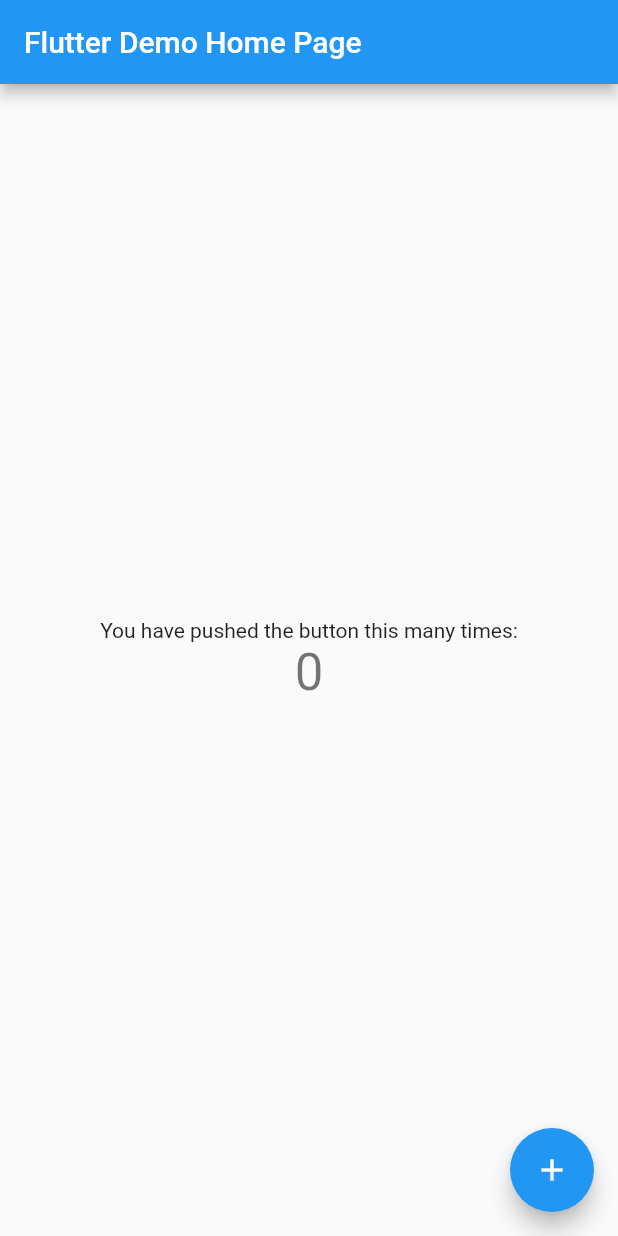
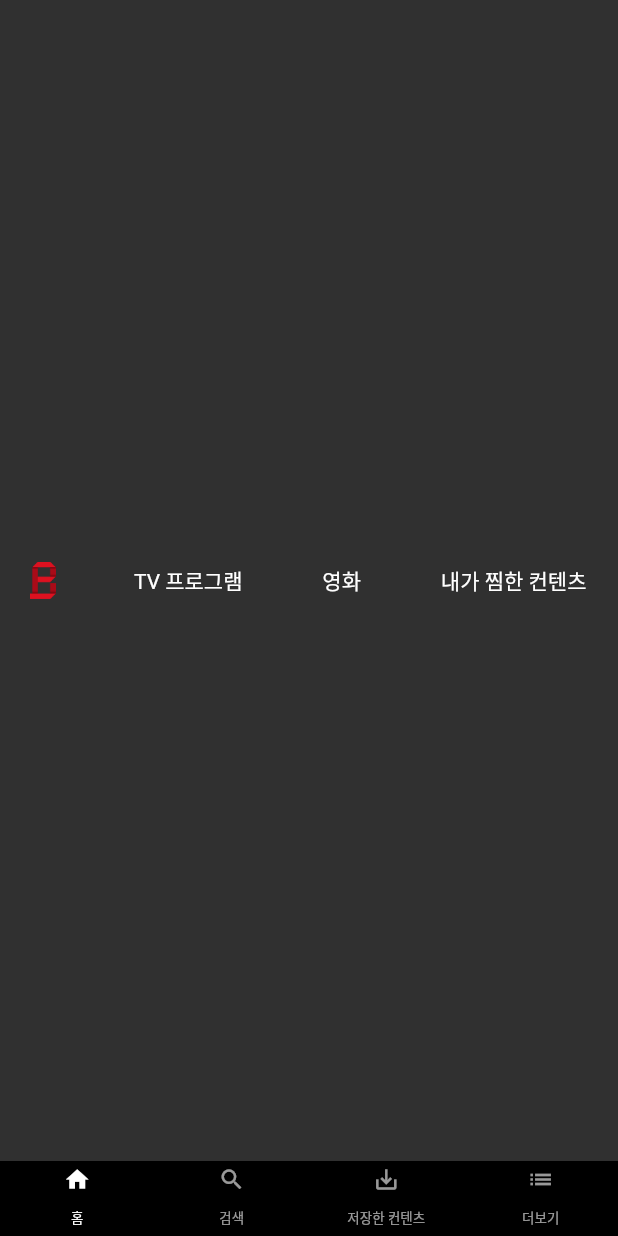
Before and after one commit to ask0908/Flutter-Practice, a Flutter app: the screen it shows after launch, on a phone screen of 412 x 824 dp. Run offline on Flutter 3.47's test engine with Material 2 defaults, Android fonts, the phone set to English and light mode, and no system bars.

Commit message:
하단 탭 추가 및 이미지 추가, 홈 화면 내 탭 추가
- 이미지 추가 시 pubspec.yaml 파일의 들여쓰기를 신경써야 함. 너무 싫다

```diff
--- a/lib/main.dart
+++ b/lib/main.dart
@@ -1,115 +1,46 @@
 import 'package:flutter/material.dart';
+import 'package:flutterapptest/screen/home_screen.dart';
+import 'package:flutterapptest/widget/bottom_bar.dart';
 
+/*
+ * model : DB 모델 관련 파일들이 들어 있는 패키지
+ * screen : 각 화면별 파일들을 모은 패키지
+ * widget : 여러 번 반복되거나 자주 쓰이는 widget들을 모은 패키지
+ */
 void main() {
-  runApp(const MyApp());
+  runApp(MyApp());
 }
 
-class MyApp extends StatelessWidget {
-  const MyApp({Key? key}) : super(key: key);
+class MyApp extends StatefulWidget {
+  @override
+  MyAppState createState() => MyAppState();
+}
 
-  // This widget is the root of your application.
+class MyAppState extends State<MyApp> {
+  // TabController controller;
   @override
   Widget build(BuildContext context) {
     return MaterialApp(
-      title: 'Flutter Demo',
+      title: 'Test',
       theme: ThemeData(
-        // This is the theme of your application.
-        //
-        // Try running your application with "flutter run". You'll see the
-        // application has a blue toolbar. Then, without quitting the app, try
-        // changing the primarySwatch below to Colors.green and then invoke
-        // "hot reload" (press "r" in the console where you ran "flutter run",
-        // or simply save your changes to "hot reload" in a Flutter IDE).
-        // Notice that the counter didn't reset back to zero; the application
-        // is not restarted.
-        primarySwatch: Colors.blue,
+          brightness: Brightness.dark,
+          primaryColor: Colors.black,
+          accentColor: Colors.white),
+      home: DefaultTabController(
+        length: 4, // 밑에 몇 개의 탭을 만들 것인가?
+        child: Scaffold(
+          body: TabBarView(
+            physics: const NeverScrollableScrollPhysics(), // 사용자가 스와이프로 탭 스크롤하는 걸 막음
+            children: [
+              HomeScreen(),
+              Container(child: Center(child: Text('search'))),
+              Container(child: Center(child: Text('save'))),
+              Container(child: Center(child: Text('more')))
+            ],
+          ),
+          bottomNavigationBar: Bottom(),
+        ),
       ),
-      home: const MyHomePage(title: 'Flutter Demo Home Page'),
     );
   }
 }
-
-class MyHomePage extends StatefulWidget {
-  const MyHomePage({Key? key, required this.title}) : super(key: key);
-
-  // This widget is the home page of your application. It is stateful, meaning
-  // that it has a State object (defined below) that contains fields that affect
-  // how it looks.
-
-  // This class is the configuration for the state. It holds the values (in this
-  // case the title) provided by the parent (in this case the App widget) and
-  // used by the build method of the State. Fields in a Widget subclass are
-  // always marked "final".
-
-  final String title;
-
-  @override
-  State<MyHomePage> createState() => _MyHomePageState();
-}
-
-class _MyHomePageState extends State<MyHomePage> {
-  int _counter = 0;
-
-  void _incrementCounter() {
-    setState(() {
-      // This call to setState tells the Flutter framework that something has
-      // changed in this State, which causes it to rerun the build method below
-      // so that the display can reflect the updated values. If we changed
-      // _counter without calling setState(), then the build method would not be
-      // called again, and so nothing would appear to happen.
-      _counter++;
-    });
-  }
-
-  @override
-  Widget build(BuildContext context) {
-    // This method is rerun every time setState is called, for instance as done
-    // by the _incrementCounter method above.
-    //
-    // The Flutter framework has been optimized to make rerunning build methods
-    // fast, so that you can just rebuild anything that needs updating rather
-    // than having to individually change instances of widgets.
-    return Scaffold(
-      appBar: AppBar(
-        // Here we take the value from the MyHomePage object that was created by
-        // the App.build method, and use it to set our appbar title.
-        title: Text(widget.title),
-      ),
-      body: Center(
-        // Center is a layout widget. It takes a single child and positions it
-        // in the middle of the parent.
-        child: Column(
-          // Column is also a layout widget. It takes a list of children and
-          // arranges them vertically. By default, it sizes itself to fit its
-          // children horizontally, and tries to be as tall as its parent.
-          //
-          // Invoke "debug painting" (press "p" in the console, choose the
-          // "Toggle Debug Paint" action from the Flutter Inspector in Android
-          // Studio, or the "Toggle Debug Paint" command in Visual Studio Code)
-          // to see the wireframe for each widget.
-          //
-          // Column has various properties to control how it sizes itself and
-          // how it positions its children. Here we use mainAxisAlignment to
-          // center the children vertically; the main axis here is the vertical
-          // axis because Columns are vertical (the cross axis would be
-          // horizontal).
-          mainAxisAlignment: MainAxisAlignment.center,
-          children: <Widget>[
-            const Text(
-              'You have pushed the button this many times:',
-            ),
-            Text(
-              '$_counter',
-              style: Theme.of(context).textTheme.headline4,
-            ),
-          ],
-        ),
-      ),
-      floatingActionButton: FloatingActionButton(
-        onPressed: _incrementCounter,
-        tooltip: 'Increment',
-        child: const Icon(Icons.add),
-      ), // This trailing comma makes auto-formatting nicer for build methods.
-    );
-  }
-}
--- /dev/null
+++ b/lib/screen/home_screen.dart
@@ -0,0 +1,65 @@
+import 'package:flutter/material.dart';
+
+// 서버에서 영화 데이터를 가져오기 때문에 StatefulWidget으로 만듦
+class HomeScreen extends StatefulWidget {
+  HomeScreenState createState() => HomeScreenState();
+}
+
+class HomeScreenState extends State<HomeScreen> {
+  @override
+  void initState() {
+    super.initState();
+  }
+
+  @override
+  Widget build(BuildContext context) {
+    return TopBar();
+  }
+}
+
+// 상단 바. 홈에서만 쓰이기 때문에 이 파일 안에서 만듦
+class TopBar extends StatelessWidget {
+  @override
+  Widget build(BuildContext context) {
+    return Container(
+      padding: EdgeInsets.fromLTRB(20, 7, 20, 7),
+      child: Row(
+        mainAxisAlignment: MainAxisAlignment.spaceBetween,  // 아래의 Container 내부 글자의 간격 수정
+        children: <Widget>[
+          Image.asset(
+            'images/bbongflix_logo.png',
+            fit: BoxFit.contain,
+            height: 25,
+          ),
+          Container(
+            padding: const EdgeInsets.only(right: 1),
+            child: const Text(
+              'TV 프로그램',
+              style: TextStyle(
+                fontSize: 14
+              ),
+            ),
+          ),
+          Container(
+            padding: const EdgeInsets.only(right: 1),
+            child: const Text(
+              '영화',
+              style: TextStyle(
+                  fontSize: 14
+              ),
+            ),
+          ),
+          Container(
+            padding: const EdgeInsets.only(right: 1),
+            child: const Text(
+              '내가 찜한 컨텐츠',
+              style: TextStyle(
+                  fontSize: 14
+              ),
+            ),
+          ),
+        ],
+      ),
+    );
+  }
+}
--- /dev/null
+++ b/lib/widget/bottom_bar.dart
@@ -0,0 +1,69 @@
+import 'package:flutter/material.dart';
+
+// BottomBar는 상태 관리가 필요없기 때문에 StatelessWidget으로 만듦
+class Bottom extends StatelessWidget {
+  @override
+  Widget build(BuildContext context) {
+    return Container(
+      color: Colors.black,
+      child: Container(
+          height: 50,
+          child: const TabBar(
+            labelColor: Colors.white,
+            unselectedLabelColor: Colors.white60,
+            indicatorColor: Colors.transparent,
+            tabs: <Widget>[
+              Tab(
+                icon: Icon(
+                  Icons.home,
+                  size: 18,
+                ),
+                child: Text(
+                  '홈',
+                  style: TextStyle(
+                      fontSize: 9
+                  ),
+                ),
+              ),
+              Tab(
+                icon: Icon(
+                  Icons.search,
+                  size: 18,
+                ),
+                child: Text(
+                  '검색',
+                  style: TextStyle(
+                      fontSize: 9
+                  ),
+                ),
+              ),
+              Tab(
+                icon: Icon(
+                  Icons.save_alt,
+                  size: 18,
+                ),
+                child: Text(
+                  '저장한 컨텐츠',
+                  style: TextStyle(
+                      fontSize: 9
+                  ),
+                ),
+              ),
+              Tab(
+                icon: Icon(
+                  Icons.list,
+                  size: 18,
+                ),
+                child: Text(
+                  '더보기',
+                  style: TextStyle(
+                      fontSize: 9
+                  ),
+                ),
+              ),
+            ],
+          )
+      ),
+    );
+  }
+}
--- a/pubspec.yaml
+++ b/pubspec.yaml
@@ -58,9 +58,8 @@
   uses-material-design: true
 
   # To add assets to your application, add an assets section, like this:
-  # assets:
-  #   - images/a_dot_burr.jpeg
-  #   - images/a_dot_ham.jpeg
+  assets:
+    - images/bbongflix_logo.png
 
   # An image asset can refer to one or more resolution-specific "variants", see
   # https://flutter.dev/assets-and-images/#resolution-aware
```
Also changed, not shown: images/bbongflix_logo.png (added), 1 other file.
